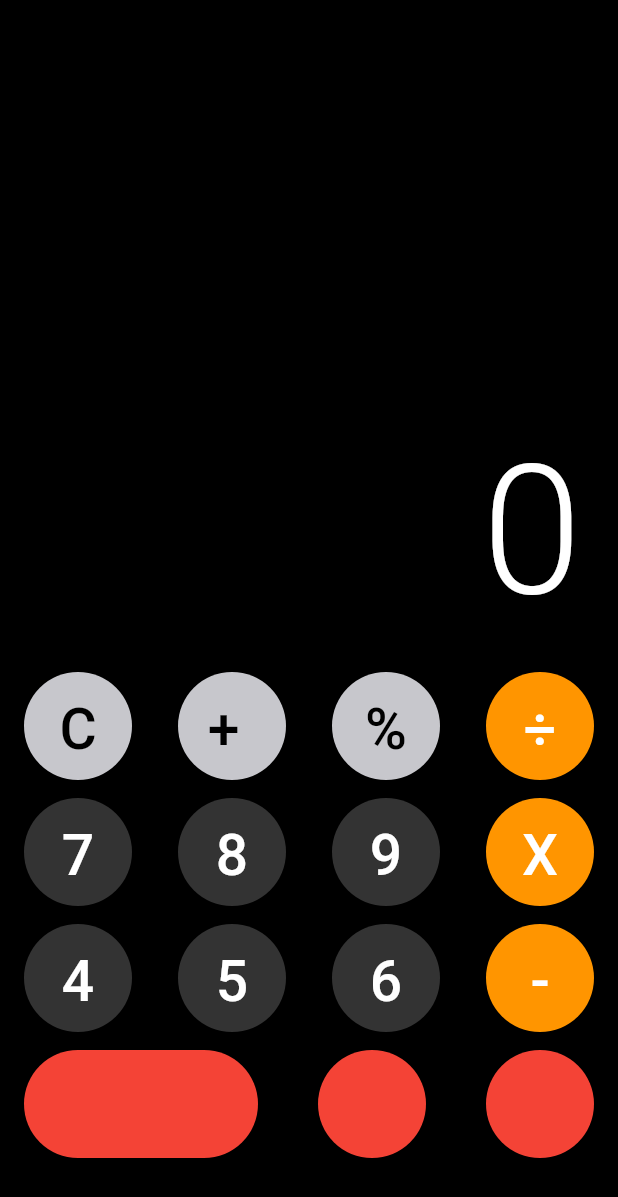
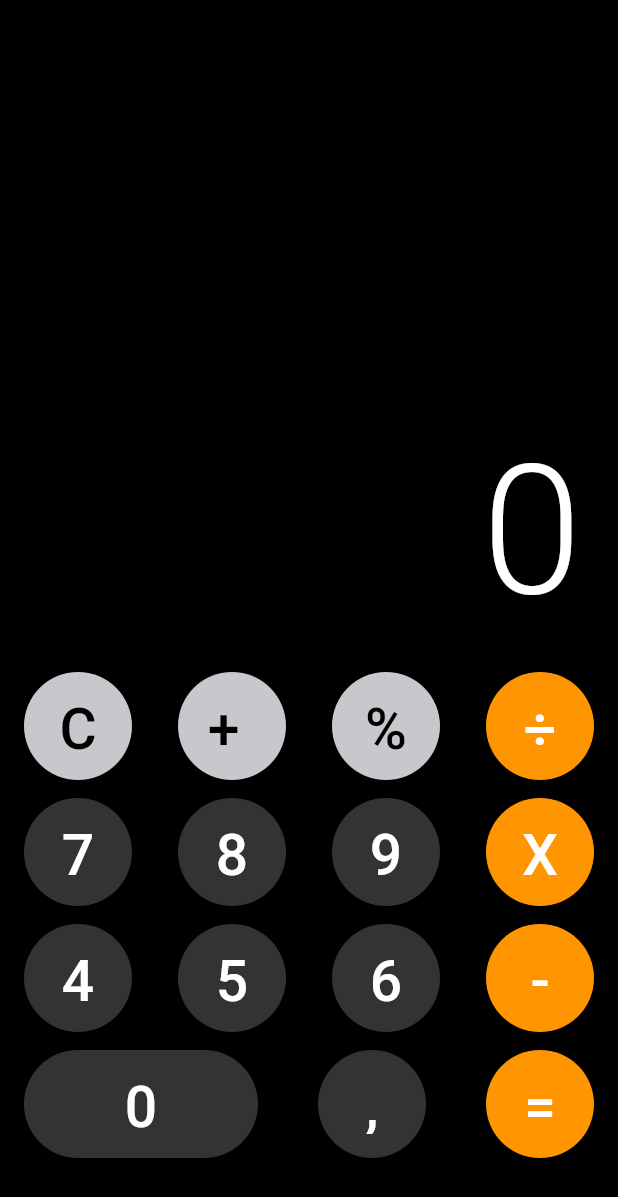
Before and after one commit to jisusDev/Calculator_flutter, a Flutter app: the screen it shows after launch, on a phone screen of 412 x 824 dp. Shown: the top 1197 px of the screen. Run offline on Flutter 3.47's test engine with Material 3 defaults, Android fonts, the phone set to English and light mode, and no system bars.

Commit message:
Add all buttons in screen and finish design

```diff
--- a/lib/screens/calculator_screen/calculator_screen.dart
+++ b/lib/screens/calculator_screen/calculator_screen.dart
@@ -132,32 +132,23 @@ class _Body extends StatelessWidget {
     return const Row(
       mainAxisAlignment: MainAxisAlignment.spaceBetween,
       children: [
-        Btn(width: 156),
-        Btn(),
-        Btn(),
+        CalculatorButton(
+          width: 156,
+          text: '0',
+          backgroundColor: Color.fromARGB(255, 51,51,51),
+          textColor: Colors.white,
+        ),
+        CalculatorButton(
+          text: ',',
+          backgroundColor: Color.fromARGB(255, 51,51,51),
+          textColor: Colors.white,
+        ),
+        CalculatorButton(
+          text: '=',
+          backgroundColor: CupertinoColors.systemOrange,
+          textColor: Colors.white,
+        ),
       ],
     );
   }
 }
-
-//TODO: Elinimar este codigo hacia abajo, y reemplazar el el boton
-class Btn extends StatelessWidget {
-  final double width;
-  const Btn({
-    super.key,
-    this.width = 72,
-  });
-
-  @override
-  Widget build(BuildContext context) {
-    return Padding(
-      padding: const EdgeInsets.only(bottom: 12),
-      child: Container(
-        width: width,
-        height: 72,
-        decoration: BoxDecoration(
-            color: Colors.red, borderRadius: BorderRadius.circular(36)),
-      ),
-    );
-  }
-}
```
